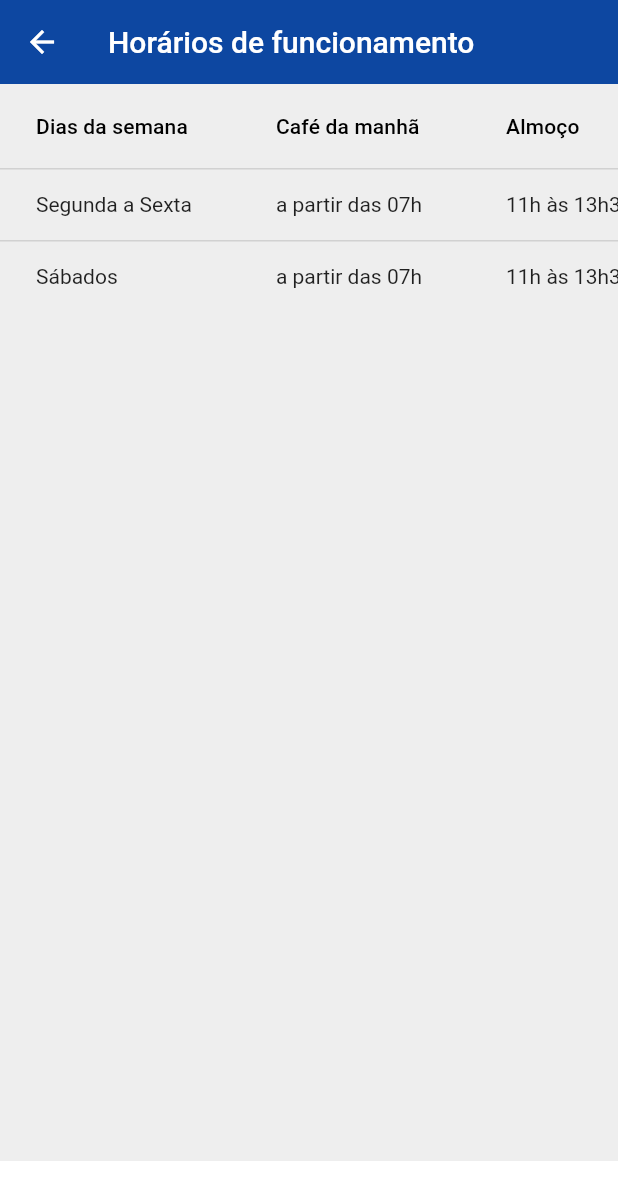
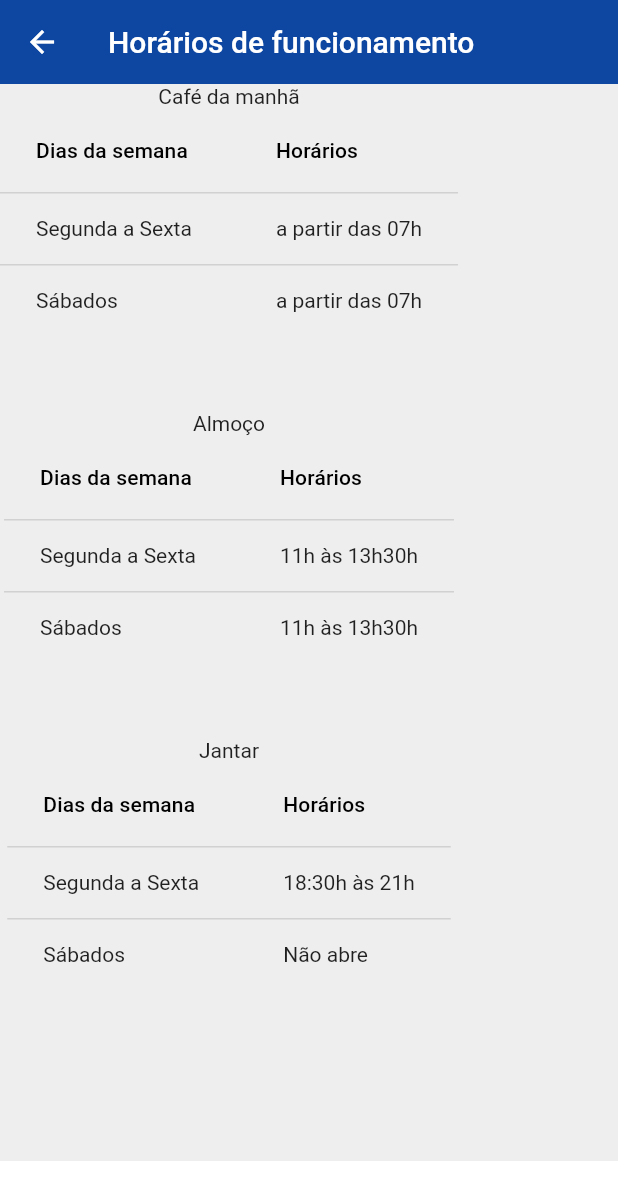
Before and after one commit to raframil/ru_unifei_app, a Flutter app: the ScheduleScreen screen opened directly, on a phone screen of 412 x 824 dp. Shown: the top 1200 px of the screen. Run offline on Flutter 3.47's test engine with Material 2 defaults, Android fonts, the phone set to English and light mode, and no system bars; our stand-ins replace awesome_dialog, cloud_firestore, firebase_messaging, flutter_svg, page_transition; missing offline and left inert: firebase_admob; accounts and stored records are empty.

Commit message:
alteracoes na tabela em schedule

```diff
--- a/lib/screens/schedule/schedule.dart
+++ b/lib/screens/schedule/schedule.dart
@@ -1,33 +1,76 @@
 import 'package:flutter/material.dart';
 import 'package:flutter_svg/flutter_svg.dart';
 
-class Schedule {
-  String diaFuncionamento;
-  String cafe;
-  String almoco;
-  String jantar;
+class ScheduleBreakfest {
+  String workingDay;
+  String schedule;
 
-  Schedule({this.diaFuncionamento, this.cafe, this.almoco, this.jantar});
+  ScheduleBreakfest({this.workingDay, this.schedule});
 
-  static List<Schedule> getSchedule() {
-    return <Schedule>[
-      Schedule(
-          diaFuncionamento: "Segunda a Sexta",
-          cafe: "a partir das 07h",
-          almoco: "11h às 13h30",
-          jantar: "	18:30h às 21h"),
-          Schedule(
-          diaFuncionamento: "Sábados",
-          cafe: "a partir das 07h",
-          almoco: "11h às 13h30",
-          jantar: "Não funciona"),
+  static List<ScheduleBreakfest> getSchedule() {
+    return <ScheduleBreakfest>[
+      ScheduleBreakfest(
+        workingDay: "Segunda a Sexta",
+        schedule: "a partir das 07h",
+      ),
+      ScheduleBreakfest(
+        workingDay: "Sábados",
+        schedule: "a partir das 07h",
+      ),
+    ];
+  }
+}
+
+class ScheduleLunch {
+  String workingDay;
+  String schedule;
+
+  ScheduleLunch({this.workingDay, this.schedule});
+
+  static List<ScheduleLunch> getSchedule() {
+    return <ScheduleLunch>[
+      ScheduleLunch(
+        workingDay: "Segunda a Sexta",
+        schedule: "11h às 13h30h",
+      ),
+      ScheduleLunch(
+        workingDay: "Sábados",
+        schedule: "11h às 13h30h",
+      ),
+    ];
+  }
+}
+
+class ScheduleDinner {
+  String workingDay;
+  String schedule;
+
+  ScheduleDinner({this.workingDay, this.schedule});
+
+  static List<ScheduleDinner> getSchedule() {
+    return <ScheduleDinner>[
+      ScheduleDinner(
+        workingDay: "Segunda a Sexta",
+        schedule: "18:30h às 21h",
+      ),
+      ScheduleDinner(
+        workingDay: "Sábados",
+        schedule: "Não abre",
+      ),
     ];
   }
 }
 
 class ScheduleScreen extends StatelessWidget {
-  final selectedSchedule = [];
-  final schedules = Schedule.getSchedule();
+  final selectedBreakfestSchedule = [];
+  final breakfestSchedule = ScheduleBreakfest.getSchedule();
+
+  final selectedLunchSchedule = [];
+  final lunchSchedule = ScheduleLunch.getSchedule();
+
+  final selectedDinnerSchedule = [];
+  final dinnerSchedule = ScheduleDinner.getSchedule();
+
 
   @override
   Widget build(BuildContext context) {
@@ -44,50 +87,107 @@ class ScheduleScreen extends StatelessWidget {
       ),
       body: SingleChildScrollView(
         scrollDirection: Axis.vertical,
-          child: SingleChildScrollView(
+        child: Column(
+          mainAxisSize: MainAxisSize.min,
+          mainAxisAlignment: MainAxisAlignment.center,
+          crossAxisAlignment: CrossAxisAlignment.center,
+          children: <Widget>[
+            Text('Café da manhã'),
+            SingleChildScrollView(
+              scrollDirection: Axis.horizontal,
+              child: (
+                DataTable(
+                columns: [
+                  DataColumn(
+                      label: Text("Dias da semana"),
+                      numeric: false,
+                      tooltip: "Dias da semana em que o restaurante abre"),
+                  DataColumn(
+                      label: Text("Horários"),
+                      numeric: false,
+                      tooltip: "Horários de funcionamento"),
+                ],
+                rows: breakfestSchedule
+                    .map(
+                      (schedule) => DataRow(
+                          selected: selectedBreakfestSchedule.contains(schedule),
+                          cells: [
+                            DataCell(
+                              Text(schedule.workingDay),
+                            ),
+                            DataCell(
+                              Text(schedule.schedule),
+                            ),
+                          ]),
+                    )
+                    .toList(),
+              )),
+            ),
+            SizedBox(height: 50,),
+            Text('Almoço'),
+            SingleChildScrollView(
               scrollDirection: Axis.horizontal,
               child: (DataTable(
                 columns: [
                   DataColumn(
                       label: Text("Dias da semana"),
                       numeric: false,
-                    tooltip: "Dias da semana em que o RU funciona"),
+                      tooltip: "Dias da semana em que o restaurante abre"),
                   DataColumn(
-                    label: Text("Café da manhã"), numeric: false, tooltip: ""),
-                DataColumn(
-                    label: Text("Almoço"),
+                      label: Text("Horários"),
                       numeric: false,
-                    tooltip: "this is a valor"),
-                DataColumn(
-                    label: Text("Jantar"),
-                    numeric: false,
-                    tooltip: "this is a valor"),
+                      tooltip: "Horários de funcionamento"),
                 ],
-              rows: schedules
+                rows: lunchSchedule
                     .map(
                       (schedule) => DataRow(
-                        selected: selectedSchedule.contains(schedule),
+                          selected: selectedLunchSchedule.contains(schedule),
                           cells: [
                             DataCell(
-                            Text(schedule.diaFuncionamento),
-                            onTap: () {
-                              // write your code..
-                            },
+                              Text(schedule.workingDay),
                             ),
                             DataCell(
-                            Text(schedule.cafe),
-                          ),
-                          DataCell(
-                            Text(schedule.almoco),
-                          ),
-                          DataCell(
-                            Text(schedule.jantar),
+                              Text(schedule.schedule),
                             ),
                           ]),
                     )
                     .toList(),
               )),
             ),
-        ));
+            SizedBox(height: 50,),
+            Text('Jantar'),
+            SingleChildScrollView(
+              scrollDirection: Axis.horizontal,
+              child: (DataTable(
+                columns: [
+                  DataColumn(
+                      label: Text("Dias da semana"),
+                      numeric: false,
+                      tooltip: "Dias da semana em que o restaurante abre"),
+                  DataColumn(
+                      label: Text("Horários"),
+                      numeric: false,
+                      tooltip: "Horários de funcionamento"),
+                ],
+                rows: dinnerSchedule
+                    .map(
+                      (schedule) => DataRow(
+                          selected: selectedDinnerSchedule.contains(schedule),
+                          cells: [
+                            DataCell(
+                              Text(schedule.workingDay),
+                            ),
+                            DataCell(
+                              Text(schedule.schedule),
+                            ),
+                          ]),
+                    )
+                    .toList(),
+              )),
+            ),
+          ],
+        ),
+      ),
+    );
   }
 }
```
Lines whose indentation alone changed are shown as unchanged.
